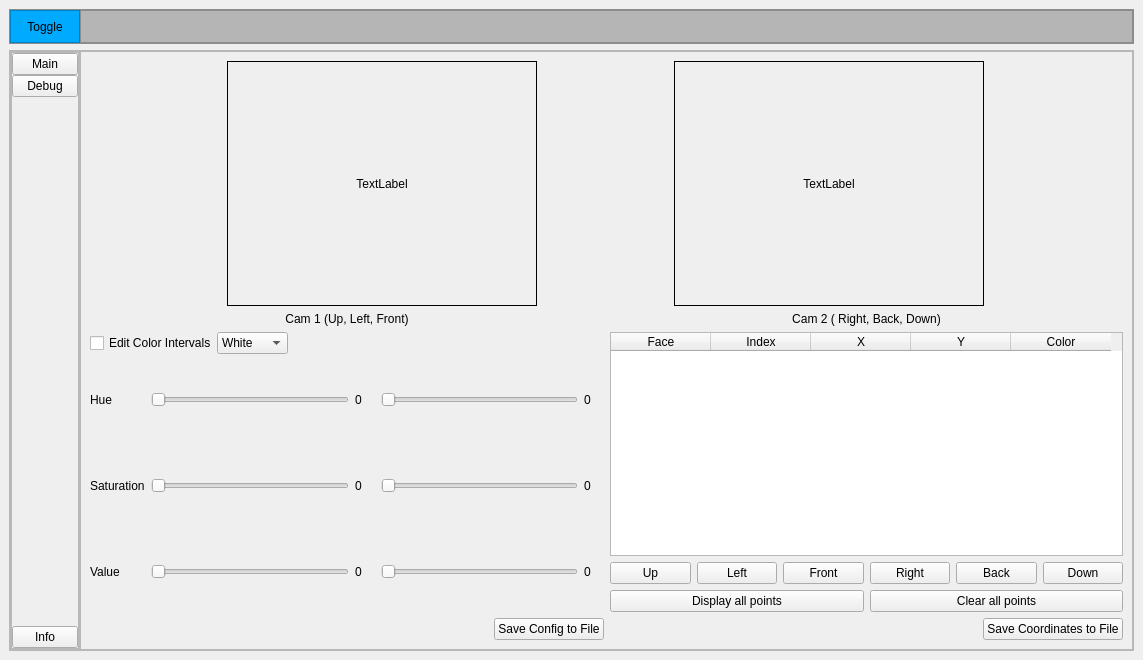
The window that Codebase/GUI/Design/mainWindow.ui (iliechirila/PiCubeSolver) describes before a commit, drawn with Qt 5.
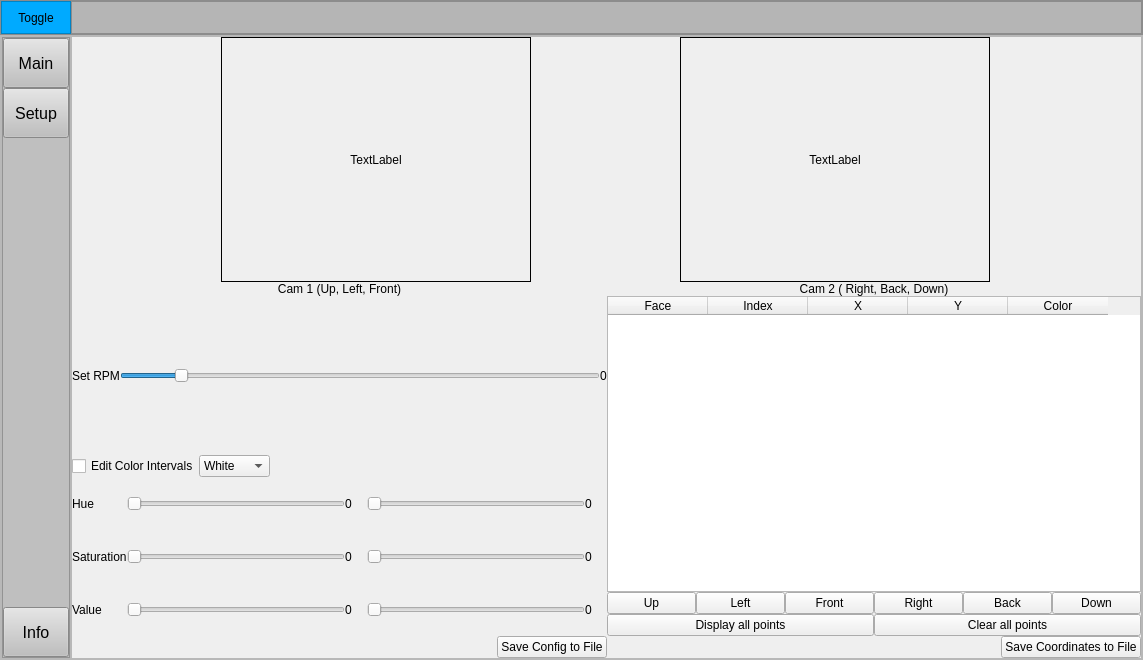
The same window after the commit. The open tabs and pages were chosen to show the change.

Patch:
```diff
--- a/Codebase/GUI/Design/mainWindow.ui
+++ b/Codebase/GUI/Design/mainWindow.ui
@@ -18,6 +18,21 @@
   </property>
   <widget class="QWidget" name="centralwidget">
    <layout class="QVBoxLayout" name="verticalLayout_10">
+    <property name="spacing">
+     <number>0</number>
+    </property>
+    <property name="leftMargin">
+     <number>0</number>
+    </property>
+    <property name="topMargin">
+     <number>0</number>
+    </property>
+    <property name="rightMargin">
+     <number>0</number>
+    </property>
+    <property name="bottomMargin">
+     <number>0</number>
+    </property>
     <item>
      <widget class="QFrame" name="frame_top_bar">
       <property name="sizePolicy">
@@ -187,6 +202,451 @@
           </property>
           <item>
            <widget class="QFrame" name="frame_left_buttons">
+            <property name="palette">
+             <palette>
+              <active>
+               <colorrole role="WindowText">
+                <brush brushstyle="SolidPattern">
+                 <color alpha="255">
+                  <red>0</red>
+                  <green>0</green>
+                  <blue>0</blue>
+                 </color>
+                </brush>
+               </colorrole>
+               <colorrole role="Button">
+                <brush brushstyle="SolidPattern">
+                 <color alpha="255">
+                  <red>191</red>
+                  <green>191</green>
+                  <blue>191</blue>
+                 </color>
+                </brush>
+               </colorrole>
+               <colorrole role="Light">
+                <brush brushstyle="SolidPattern">
+                 <color alpha="255">
+                  <red>255</red>
+                  <green>255</green>
+                  <blue>255</blue>
+                 </color>
+                </brush>
+               </colorrole>
+               <colorrole role="Midlight">
+                <brush brushstyle="SolidPattern">
+                 <color alpha="255">
+                  <red>226</red>
+                  <green>226</green>
+                  <blue>226</blue>
+                 </color>
+                </brush>
+               </colorrole>
+               <colorrole role="Dark">
+                <brush brushstyle="SolidPattern">
+                 <color alpha="255">
+                  <red>99</red>
+                  <green>99</green>
+                  <blue>99</blue>
+                 </color>
+                </brush>
+               </colorrole>
+               <colorrole role="Mid">
+                <brush brushstyle="SolidPattern">
+                 <color alpha="255">
+                  <red>132</red>
+                  <green>132</green>
+                  <blue>132</blue>
+                 </color>
+                </brush>
+               </colorrole>
+               <colorrole role="Text">
+                <brush brushstyle="SolidPattern">
+                 <color alpha="255">
+                  <red>0</red>
+                  <green>0</green>
+                  <blue>0</blue>
+                 </color>
+                </brush>
+               </colorrole>
+               <colorrole role="BrightText">
+                <brush brushstyle="SolidPattern">
+                 <color alpha="255">
+                  <red>255</red>
+                  <green>255</green>
+                  <blue>255</blue>
+                 </color>
+                </brush>
+               </colorrole>
+               <colorrole role="ButtonText">
+                <brush brushstyle="SolidPattern">
+                 <color alpha="255">
+                  <red>0</red>
+                  <green>0</green>
+                  <blue>0</blue>
+                 </color>
+                </brush>
+               </colorrole>
+               <colorrole role="Base">
+                <brush brushstyle="SolidPattern">
+                 <color alpha="255">
+                  <red>191</red>
+                  <green>191</green>
+                  <blue>191</blue>
+                 </color>
+                </brush>
+               </colorrole>
+               <colorrole role="Window">
+                <brush brushstyle="SolidPattern">
+                 <color alpha="255">
+                  <red>191</red>
+                  <green>191</green>
+                  <blue>191</blue>
+                 </color>
+                </brush>
+               </colorrole>
+               <colorrole role="Shadow">
+                <brush brushstyle="SolidPattern">
+                 <color alpha="255">
+                  <red>0</red>
+                  <green>0</green>
+                  <blue>0</blue>
+                 </color>
+                </brush>
+               </colorrole>
+               <colorrole role="AlternateBase">
+                <brush brushstyle="SolidPattern">
+                 <color alpha="255">
+                  <red>226</red>
+                  <green>226</green>
+                  <blue>226</blue>
+                 </color>
+                </brush>
+               </colorrole>
+               <colorrole role="ToolTipBase">
+                <brush brushstyle="SolidPattern">
+                 <color alpha="255">
+                  <red>255</red>
+                  <green>255</green>
+                  <blue>220</blue>
+                 </color>
+                </brush>
+               </colorrole>
+               <colorrole role="ToolTipText">
+                <brush brushstyle="SolidPattern">
+                 <color alpha="255">
+                  <red>0</red>
+                  <green>0</green>
+                  <blue>0</blue>
+                 </color>
+                </brush>
+               </colorrole>
+               <colorrole role="PlaceholderText">
+                <brush brushstyle="SolidPattern">
+                 <color alpha="128">
+                  <red>0</red>
+                  <green>0</green>
+                  <blue>0</blue>
+                 </color>
+                </brush>
+               </colorrole>
+              </active>
+              <inactive>
+               <colorrole role="WindowText">
+                <brush brushstyle="SolidPattern">
+                 <color alpha="255">
+                  <red>0</red>
+                  <green>0</green>
+                  <blue>0</blue>
+                 </color>
+                </brush>
+               </colorrole>
+               <colorrole role="Button">
+                <brush brushstyle="SolidPattern">
+                 <color alpha="255">
+                  <red>191</red>
+                  <green>191</green>
+                  <blue>191</blue>
+                 </color>
+                </brush>
+               </colorrole>
+               <colorrole role="Light">
+                <brush brushstyle="SolidPattern">
+                 <color alpha="255">
+                  <red>255</red>
+                  <green>255</green>
+                  <blue>255</blue>
+                 </color>
+                </brush>
+               </colorrole>
+               <colorrole role="Midlight">
+                <brush brushstyle="SolidPattern">
+                 <color alpha="255">
+                  <red>226</red>
+                  <green>226</green>
+                  <blue>226</blue>
+                 </color>
+                </brush>
+               </colorrole>
+               <colorrole role="Dark">
+                <brush brushstyle="SolidPattern">
+                 <color alpha="255">
+                  <red>99</red>
+                  <green>99</green>
+                  <blue>99</blue>
+                 </color>
+                </brush>
+               </colorrole>
+               <colorrole role="Mid">
+                <brush brushstyle="SolidPattern">
+                 <color alpha="255">
+                  <red>132</red>
+                  <green>132</green>
+                  <blue>132</blue>
+                 </color>
+                </brush>
+               </colorrole>
+               <colorrole role="Text">
+                <brush brushstyle="SolidPattern">
+                 <color alpha="255">
+                  <red>0</red>
+                  <green>0</green>
+                  <blue>0</blue>
+                 </color>
+                </brush>
+               </colorrole>
+               <colorrole role="BrightText">
+                <brush brushstyle="SolidPattern">
+                 <color alpha="255">
+                  <red>255</red>
+                  <green>255</green>
+                  <blue>255</blue>
+                 </color>
+                </brush>
+               </colorrole>
+               <colorrole role="ButtonText">
+                <brush brushstyle="SolidPattern">
+                 <color alpha="255">
+                  <red>0</red>
+                  <green>0</green>
+                  <blue>0</blue>
+                 </color>
+                </brush>
+               </colorrole>
+               <colorrole role="Base">
+                <brush brushstyle="SolidPattern">
+                 <color alpha="255">
+                  <red>191</red>
+                  <green>191</green>
+                  <blue>191</blue>
+                 </color>
+                </brush>
+               </colorrole>
+               <colorrole role="Window">
+                <brush brushstyle="SolidPattern">
+                 <color alpha="255">
+                  <red>191</red>
+                  <green>191</green>
+                  <blue>191</blue>
+                 </color>
+                </brush>
+               </colorrole>
+               <colorrole role="Shadow">
+                <brush brushstyle="SolidPattern">
+                 <color alpha="255">
+                  <red>0</red>
+                  <green>0</green>
+                  <blue>0</blue>
+                 </color>
+                </brush>
+               </colorrole>
+               <colorrole role="AlternateBase">
+                <brush brushstyle="SolidPattern">
+                 <color alpha="255">
+                  <red>226</red>
+                  <green>226</green>
+                  <blue>226</blue>
+                 </color>
+                </brush>
+               </colorrole>
+               <colorrole role="ToolTipBase">
+                <brush brushstyle="SolidPattern">
+                 <color alpha="255">
+                  <red>255</red>
+                  <green>255</green>
+                  <blue>220</blue>
+                 </color>
+                </brush>
+               </colorrole>
+               <colorrole role="ToolTipText">
+                <brush brushstyle="SolidPattern">
+                 <color alpha="255">
+                  <red>0</red>
+                  <green>0</green>
+                  <blue>0</blue>
+                 </color>
+                </brush>
+               </colorrole>
+               <colorrole role="PlaceholderText">
+                <brush brushstyle="SolidPattern">
+                 <color alpha="128">
+                  <red>0</red>
+                  <green>0</green>
+                  <blue>0</blue>
+                 </color>
+                </brush>
+               </colorrole>
+              </inactive>
+              <disabled>
+               <colorrole role="WindowText">
+                <brush brushstyle="SolidPattern">
+                 <color alpha="255">
+                  <red>99</red>
+                  <green>99</green>
+                  <blue>99</blue>
+                 </color>
+                </brush>
+               </colorrole>
+               <colorrole role="Button">
+                <brush brushstyle="SolidPattern">
+                 <color alpha="255">
+                  <red>191</red>
+                  <green>191</green>
+                  <blue>191</blue>
+                 </color>
+                </brush>
+               </colorrole>
+               <colorrole role="Light">
+                <brush brushstyle="SolidPattern">
+                 <color alpha="255">
+                  <red>255</red>
+                  <green>255</green>
+                  <blue>255</blue>
+                 </color>
+                </brush>
+               </colorrole>
+               <colorrole role="Midlight">
+                <brush brushstyle="SolidPattern">
+                 <color alpha="255">
+                  <red>226</red>
+                  <green>226</green>
+                  <blue>226</blue>
+                 </color>
+                </brush>
+               </colorrole>
+               <colorrole role="Dark">
+                <brush brushstyle="SolidPattern">
+                 <color alpha="255">
+                  <red>99</red>
+                  <green>99</green>
+                  <blue>99</blue>
+                 </color>
+                </brush>
+               </colorrole>
+               <colorrole role="Mid">
+                <brush brushstyle="SolidPattern">
+                 <color alpha="255">
+                  <red>132</red>
+                  <green>132</green>
+                  <blue>132</blue>
+                 </color>
+                </brush>
+               </colorrole>
+               <colorrole role="Text">
+                <brush brushstyle="SolidPattern">
+                 <color alpha="255">
+                  <red>99</red>
+                  <green>99</green>
+                  <blue>99</blue>
+                 </color>
+                </brush>
+               </colorrole>
+               <colorrole role="BrightText">
+                <brush brushstyle="SolidPattern">
+                 <color alpha="255">
+                  <red>255</red>
+                  <green>255</green>
+                  <blue>255</blue>
+                 </color>
+                </brush>
+               </colorrole>
+               <colorrole role="ButtonText">
+                <brush brushstyle="SolidPattern">
+                 <color alpha="255">
+                  <red>99</red>
+                  <green>99</green>
+                  <blue>99</blue>
+                 </color>
+                </brush>
+               </colorrole>
+               <colorrole role="Base">
+                <brush brushstyle="SolidPattern">
+                 <color alpha="255">
+                  <red>191</red>
+                  <green>191</green>
+                  <blue>191</blue>
+                 </color>
+                </brush>
+               </colorrole>
+               <colorrole role="Window">
+                <brush brushstyle="SolidPattern">
+                 <color alpha="255">
+                  <red>191</red>
+                  <green>191</green>
+                  <blue>191</blue>
+                 </color>
+                </brush>
+               </colorrole>
+               <colorrole role="Shadow">
+                <brush brushstyle="SolidPattern">
+                 <color alpha="255">
+                  <red>0</red>
+                  <green>0</green>
+                  <blue>0</blue>
+                 </color>
+                </brush>
+               </colorrole>
+               <colorrole role="AlternateBase">
+                <brush brushstyle="SolidPattern">
+                 <color alpha="255">
+                  <red>198</red>
+                  <green>198</green>
+                  <blue>198</blue>
+                 </color>
+                </brush>
+               </colorrole>
+               <colorrole role="ToolTipBase">
+                <brush brushstyle="SolidPattern">
+                 <color alpha="255">
+                  <red>255</red>
+                  <green>255</green>
+                  <blue>220</blue>
+                 </color>
+                </brush>
+               </colorrole>
+               <colorrole role="ToolTipText">
+                <brush brushstyle="SolidPattern">
+                 <color alpha="255">
+                  <red>0</red>
+                  <green>0</green>
+                  <blue>0</blue>
+                 </color>
+                </brush>
+               </colorrole>
+               <colorrole role="PlaceholderText">
+                <brush brushstyle="SolidPattern">
+                 <color alpha="128">
+                  <red>0</red>
+                  <green>0</green>
+                  <blue>0</blue>
+                 </color>
+                </brush>
+               </colorrole>
+              </disabled>
+             </palette>
+            </property>
+            <property name="styleSheet">
+             <string notr="true">background-color: rgb(191, 191, 191);</string>
+            </property>
             <property name="frameShape">
              <enum>QFrame::StyledPanel</enum>
             </property>
@@ -211,6 +671,17 @@
              </property>
              <item>
               <widget class="QPushButton" name="button_main_page">
+               <property name="minimumSize">
+                <size>
+                 <width>0</width>
+                 <height>50</height>
+                </size>
+               </property>
+               <property name="font">
+                <font>
+                 <pointsize>12</pointsize>
+                </font>
+               </property>
                <property name="text">
                 <string>Main</string>
                </property>
@@ -218,8 +689,19 @@
              </item>
              <item>
               <widget class="QPushButton" name="button_debug_page">
+               <property name="minimumSize">
+                <size>
+                 <width>0</width>
+                 <height>50</height>
+                </size>
+               </property>
+               <property name="font">
+                <font>
+                 <pointsize>12</pointsize>
+                </font>
+               </property>
                <property name="text">
-                <string>Debug</string>
+                <string>Setup</string>
                </property>
               </widget>
              </item>
@@ -238,6 +720,17 @@
              </item>
              <item>
               <widget class="QPushButton" name="button_info_page">
+               <property name="minimumSize">
+                <size>
+                 <width>0</width>
+                 <height>50</height>
+                </size>
+               </property>
+               <property name="font">
+                <font>
+                 <pointsize>12</pointsize>
+                </font>
+               </property>
                <property name="text">
                 <string>Info</string>
                </property>
@@ -1066,6 +1559,21 @@
             </widget>
             <widget class="QWidget" name="page_debug">
              <layout class="QVBoxLayout" name="verticalLayout_9">
+              <property name="spacing">
+               <number>0</number>
+              </property>
+              <property name="leftMargin">
+               <number>0</number>
+              </property>
+              <property name="topMargin">
+               <number>0</number>
+              </property>
+              <property name="rightMargin">
+               <number>0</number>
+              </property>
+              <property name="bottomMargin">
+               <number>0</number>
+              </property>
               <item>
                <layout class="QVBoxLayout" name="verticalLayout_11">
                 <item>
@@ -1173,6 +1681,40 @@
                <layout class="QHBoxLayout" name="horizontalLayout_24" stretch="1,1">
                 <item>
                  <layout class="QVBoxLayout" name="layout_edit_colors">
+                  <item>
+                   <layout class="QHBoxLayout" name="horizontalLayout_25">
+                    <item>
+                     <widget class="QLabel" name="label_11">
+                      <property name="text">
+                       <string>Set RPM</string>
+                      </property>
+                     </widget>
+                    </item>
+                    <item>
+                     <widget class="QSlider" name="slider_rpm">
+                      <property name="minimum">
+                       <number>1</number>
+                      </property>
+                      <property name="maximum">
+                       <number>250</number>
+                      </property>
+                      <property name="value">
+                       <number>30</number>
+                      </property>
+                      <property name="orientation">
+                       <enum>Qt::Horizontal</enum>
+                      </property>
+                     </widget>
+                    </item>
+                    <item>
+                     <widget class="QLabel" name="label_rpm">
+                      <property name="text">
+                       <string>0</string>
+                      </property>
+                     </widget>
+                    </item>
+                   </layout>
+                  </item>
                   <item>
                    <layout class="QHBoxLayout" name="horizontalLayout_9">
                     <property name="spacing">
```
Left out of the diff: 13 changed lines with no effect on the pictures.
